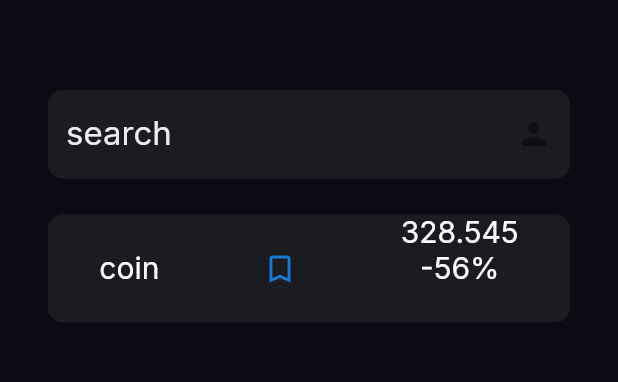
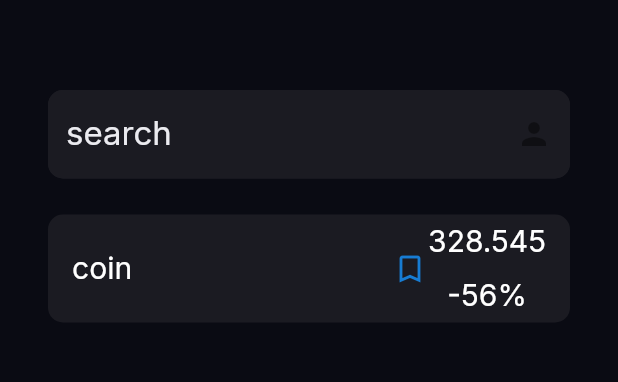
Before and after one commit to ThiagoOpaula/paper-shares, a Flutter app: the screen it shows after launch, on a phone screen of 412 x 824 dp, the part 90-472 px from its top. Run offline on Flutter 3.47's test engine with Material 2 defaults, Android fonts, the phone set to English and light mode, and no system bars; our stand-ins replace google_fonts.

Commit message:
changes on altcoinBoxWdiget

```diff
--- a/lib/dashboard/widgets/altcoin_box_widget.dart
+++ b/lib/dashboard/widgets/altcoin_box_widget.dart
@@ -11,21 +11,29 @@ class AltcoinBox extends StatelessWidget {
       decoration: BoxDecoration(
           borderRadius: BorderRadius.circular(10),
           color: AppColors.inputBackground),
+      child: Padding(
+        padding: const EdgeInsets.symmetric(horizontal: 16.0),
         child: Row(
-        mainAxisAlignment: MainAxisAlignment.spaceAround,
+          mainAxisAlignment: MainAxisAlignment.spaceBetween,
           children: [
             Text('coin', style: AppTextStyles.altcoinBox),
+            Row(
+              children: [
                 Icon(
                   Icons.bookmark_outline,
                   color: AppColors.icon,
                 ),
                 Column(
+                  mainAxisAlignment: MainAxisAlignment.spaceAround,
                   children: [
                     Text('328.545', style: AppTextStyles.altcoinBox),
                     Text('-56%', style: AppTextStyles.altcoinBox)
                   ],
                 )
               ],
+            )
+          ],
+        ),
       ),
     );
   }
```
Lines whose indentation alone changed are shown as unchanged.
